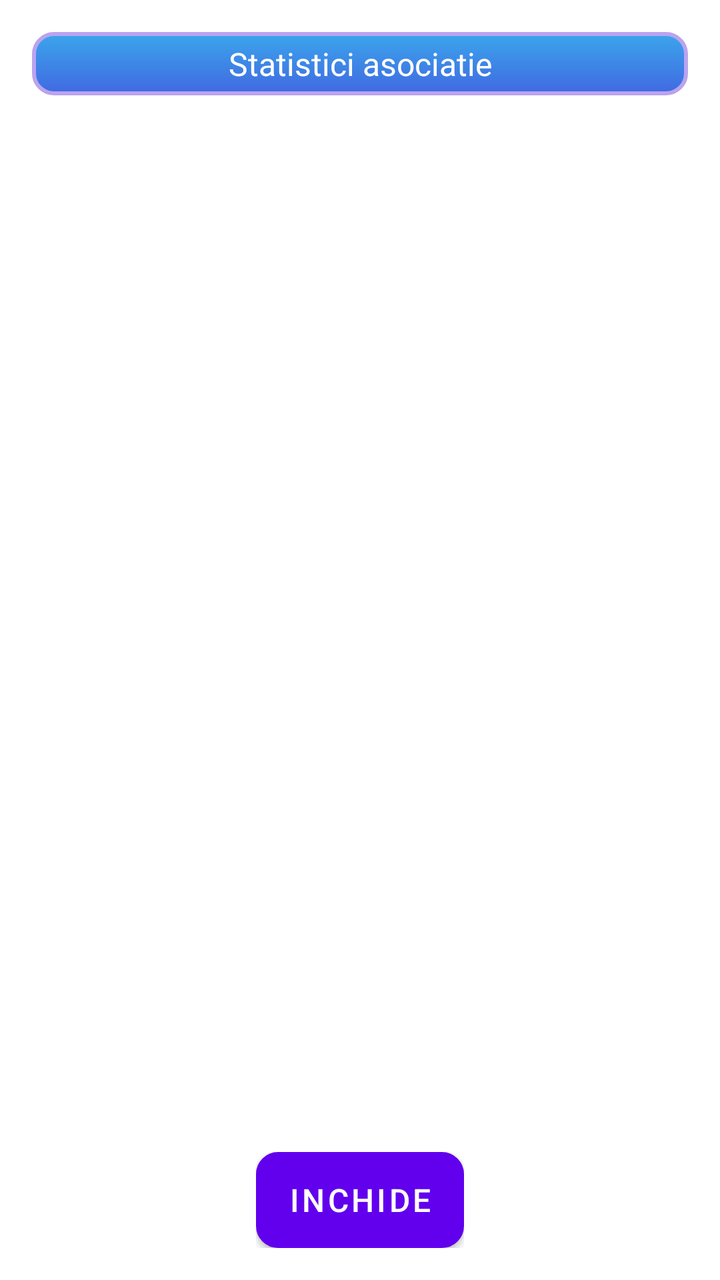
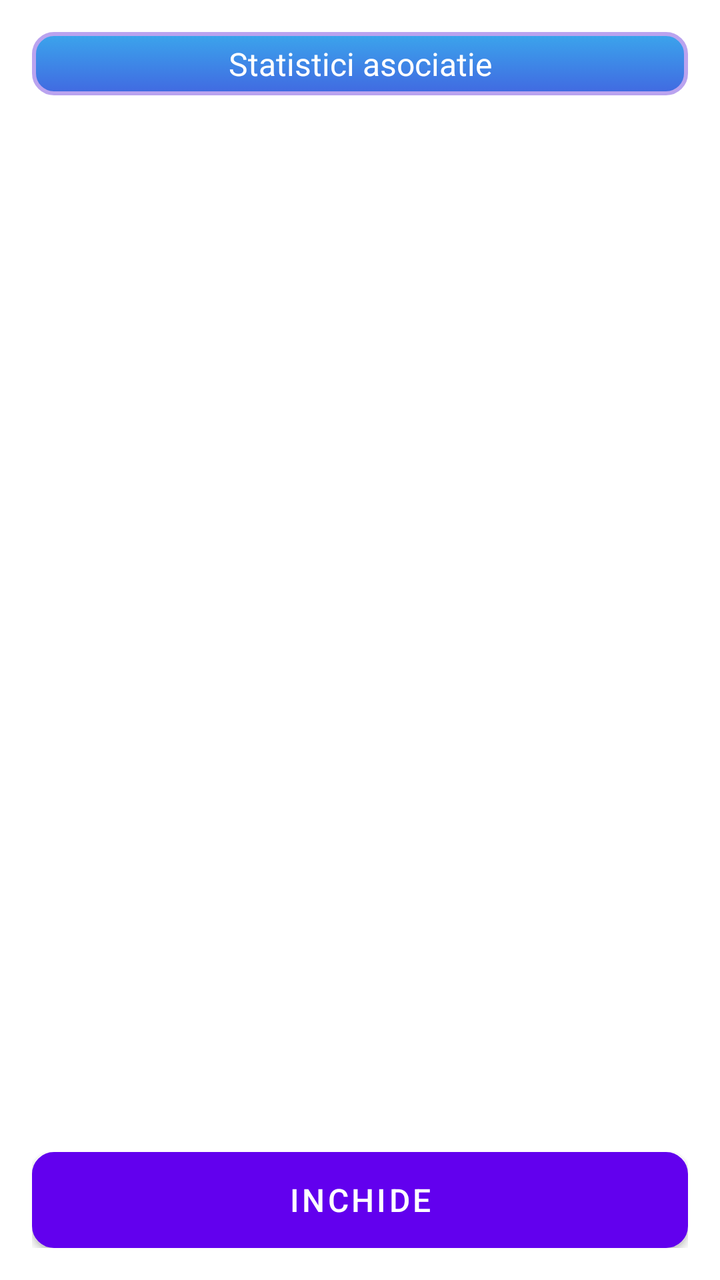

Compare the two renders of this Android layout. The source of the first and the diff that turns it into the second are given below.
<!-- AndroidManifest.xml: application theme Theme.Cotizatia -->
<!-- res/layout/activity_afisare.xml -->
<RelativeLayout xmlns:android="http://schemas.android.com/apk/res/android"
    xmlns:tools="http://schemas.android.com/tools"
    android:layout_width="match_parent"
    android:layout_height="match_parent"
    android:padding="16dp"
    tools:context=".AfisareActivity">

    <TextView
        android:id="@+id/textView"
        android:layout_width="match_parent"
        android:layout_height="wrap_content"
        android:layout_centerHorizontal="true"
        android:layout_marginBottom="12dp"
        android:background="@drawable/mybutton"
        android:gravity="center"
        android:padding="5dp"
        android:text="@string/Statistici"
        android:textColor="@color/white"
        android:textSize="16sp" />

    
    <ScrollView
        android:id="@+id/idScrolView"
        android:layout_width="match_parent"
        android:layout_height="match_parent"
        android:layout_below="@id/textView"
        android:layout_above="@id/layoutButonInapoi"
        android:scrollbars="vertical">

        <HorizontalScrollView
            android:layout_width="match_parent"
            android:layout_height="wrap_content">

            <TableLayout
                android:id="@+id/table"
                android:layout_width="match_parent"
                android:layout_height="wrap_content"
                android:stretchColumns="*" />
        </HorizontalScrollView>
    </ScrollView>

    
    <LinearLayout
        android:id="@+id/layoutButonInapoi"
        android:layout_width="wrap_content"
        android:layout_height="wrap_content"
        android:layout_alignParentBottom="true"
        android:layout_centerHorizontal="true"
        android:orientation="vertical"
        android:layout_marginTop="8dp">

        <Button
            android:id="@+id/buttonInapoi"
            android:layout_width="wrap_content"
            android:layout_height="wrap_content"
            android:background="@drawable/mybutton"
            android:textSize="16sp"
            android:text="@string/iesire" />
    </LinearLayout>
</RelativeLayout>
<!-- resources referenced by this layout -->
<resources>
  <color name="white">#FFFFFFFF</color>
  <!-- drawable mybutton (drawable-v24) -->
  <?xml version="1.0" encoding="utf-8"?>
  <selector xmlns:android="http://schemas.android.com/apk/res/android">
      <item android:state_pressed="true" >
          <shape android:shape="rectangle" >
              <corners android:radius="8dp" />
              <stroke android:width="1dip" android:color="@color/royalblue" />
              <gradient android:angle="-90" android:startColor="@color/royalblue" android:endColor="#689a92" />
          </shape>
      </item>
      <item android:state_focused="true">
          <shape android:shape="rectangle" >
              <corners android:radius="8dp" />
              <stroke android:width="1dip" android:color="@color/royalblue" />
              <solid android:color="#58857e"/>
          </shape>
      </item>
      <item >
          <shape android:shape="rectangle" >
              <corners android:radius="10dp" />
              <stroke android:width="2dip" android:color="#BAA3EF" />
              <gradient android:angle="-90" android:startColor="#3BA5EC" android:endColor="@color/royalblue" />
          </shape>
      </item>
  </selector>
  <string name="Statistici">Statistici asociatie</string>
  <string name="iesire">Inchide</string>
  <style name="Theme.Cotizatia" parent="Theme.MaterialComponents.DayNight.DarkActionBar">
          
          <item name="colorPrimary">@color/purple_500</item>
          <item name="colorPrimaryVariant">@color/purple_700</item>
          <item name="colorOnPrimary">@color/white</item>
          
          <item name="colorSecondary">@color/teal_200</item>
          <item name="colorSecondaryVariant">@color/teal_700</item>
          <item name="colorOnSecondary">@color/black</item>
          
          <item name="android:statusBarColor" tools:targetApi="l">?attr/colorPrimaryVariant</item>
          
  
          <item name="android:colorControlNormal">@color/white</item>
          <item name="android:colorControlActivated">@color/white</item>
          <item name="android:colorControlHighlight">@android:color/transparent</item>
  
      </style>
  <color name="royalblue">#4169E1</color>
  <color name="purple_500">#FF6200EE</color>
  <color name="purple_700">#FF3700B3</color>
  <color name="teal_200">#FF03DAC5</color>
  <color name="teal_700">#FF018786</color>
  <color name="black">#FF000000</color>
</resources>

<!-- the commit's change to res/layout/activity_afisare.xml (unified diff, before → after) -->
@@ -42,7 +42,7 @@
     
     <LinearLayout
         android:id="@+id/layoutButonInapoi"
-        android:layout_width="wrap_content"
+        android:layout_width="match_parent"
         android:layout_height="wrap_content"
         android:layout_alignParentBottom="true"
         android:layout_centerHorizontal="true"
@@ -51,7 +51,7 @@
 
         <Button
             android:id="@+id/buttonInapoi"
-            android:layout_width="wrap_content"
+            android:layout_width="match_parent"
             android:layout_height="wrap_content"
             android:background="@drawable/mybutton"
             android:textSize="16sp"
